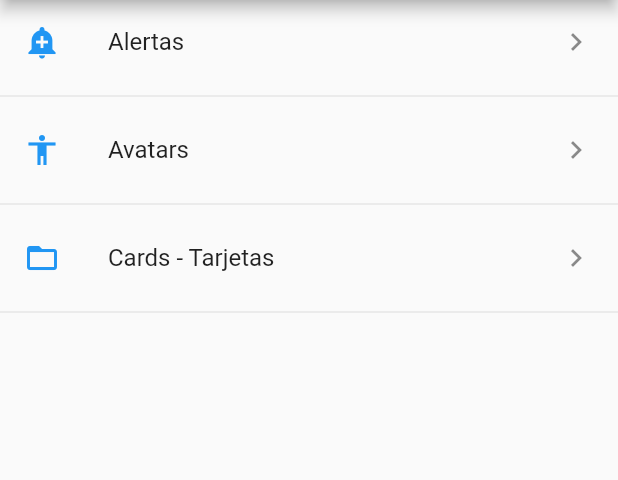
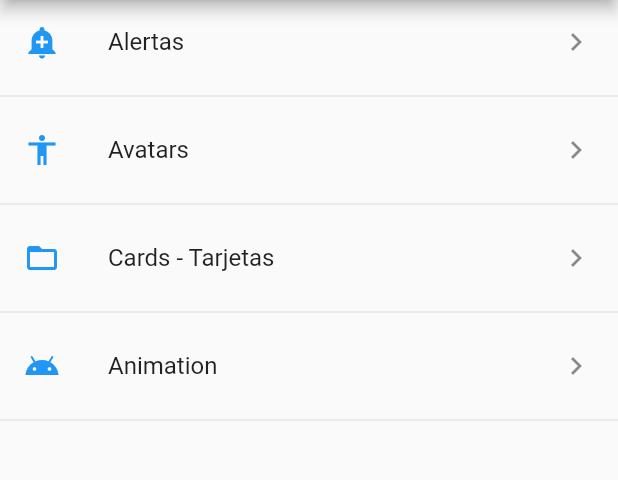
Before and after one commit to RicardoTrejoSanjuan/componentes_flutter, a Flutter app: the screen it shows after launch, on a phone screen of 412 x 824 dp, the part 84-564 px from its top. Run offline on Flutter 3.47's test engine with Material 2 defaults, Android fonts, the phone set to English and light mode, and no system bars.

Commit message:
AnimationPage y rutas

```diff
--- a/data/menu_app.json
+++ b/data/menu_app.json
@@ -15,6 +15,11 @@
             "ruta": "cards",
             "icon": "folder_open",
             "texto": "Cards - Tarjetas"
+        },
+        {
+            "ruta": "animation",
+            "icon": "animation",
+            "texto": "Animation"
         }
     ]
 }
--- a/lib/src/routes/routes.dart
+++ b/lib/src/routes/routes.dart
@@ -4,12 +4,14 @@ import 'package:componentes_flutter/src/pages/alert_page.dart';
 import 'package:componentes_flutter/src/pages/avatar_page.dart';
 import 'package:componentes_flutter/src/pages/home_page.dart';
 import 'package:componentes_flutter/src/pages/card_page.dart';
+import 'package:componentes_flutter/src/pages/animated_container.dart';
 
 Map<String, WidgetBuilder> getApplicationsRoutes() {
   return <String, WidgetBuilder>{
-    '/'       : (BuildContext context) => HomePages(),
-    'avatar'  : (BuildContext context) => AvatarPage(),
-    'alert'   : (BuildContext context) => AlertPage(),
-    'cards'   : (BuildContext context) => CardPage(),
+    '/'        : (BuildContext context) => HomePages(),
+    'avatar'   : (BuildContext context) => AvatarPage(),
+    'alert'    : (BuildContext context) => AlertPage(),
+    'cards'    : (BuildContext context) => CardPage(),
+    'animation': (BuildContext context) => AnimatedContainerPage(),
   };
 }
--- a/lib/src/utils/icon_string_util.dart
+++ b/lib/src/utils/icon_string_util.dart
@@ -4,6 +4,7 @@ final _icons = <String, IconData>{
   'add_alert' : Icons.add_alert,
   'accessibility' : Icons.accessibility,
   'folder_open': Icons.folder_open,
+  'animation': Icons.android,
 };
 
 Icon getIcon(String nombreIcono) {
```
Also changed, not shown: lib/src/pages/animated_container.dart (added, +18 -0 lines).
